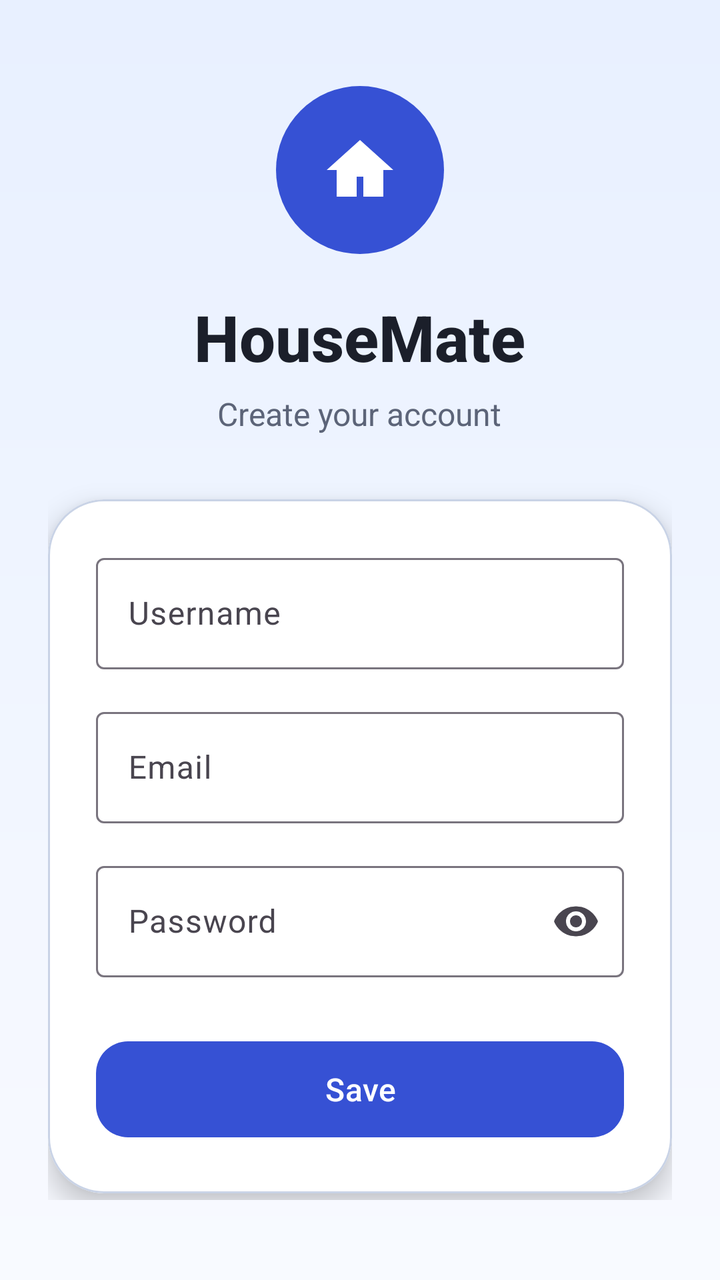
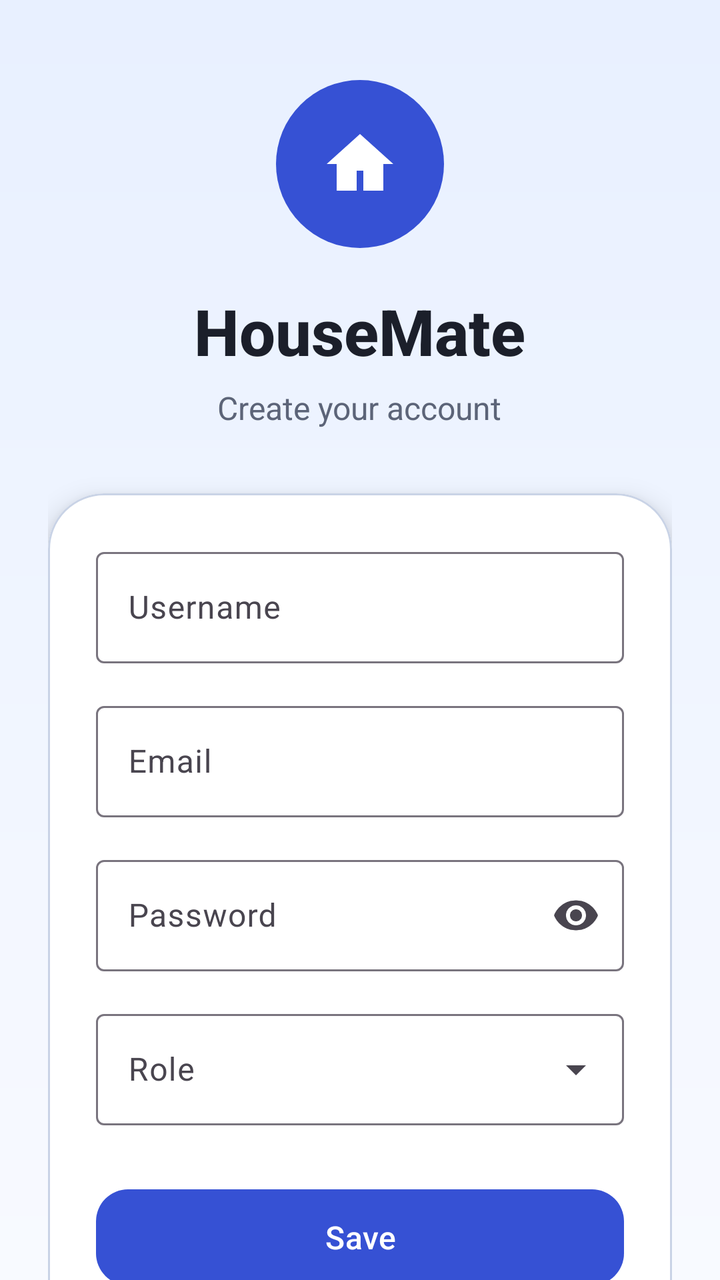

The first picture is an Android layout as it rendered before a commit; the second is the same layout after the commit. The layout source and the unified diff follow.
<!-- AndroidManifest.xml: application theme Theme.HouseMate -->
<!-- res/layout/register_activity.xml -->
<?xml version="1.0" encoding="utf-8"?>
<androidx.core.widget.NestedScrollView xmlns:android="http://schemas.android.com/apk/res/android"
    xmlns:app="http://schemas.android.com/apk/res-auto"
    xmlns:tools="http://schemas.android.com/tools"
    android:id="@+id/main"
    android:layout_width="match_parent"
    android:layout_height="match_parent"
    android:background="@drawable/bg_login_gradient"
    android:fillViewport="true"
    android:fitsSystemWindows="true"
    tools:context=".ui.RegisterActivity">

    <LinearLayout
        android:layout_width="match_parent"
        android:layout_height="match_parent"
        android:gravity="center"
        android:orientation="vertical"
        android:paddingHorizontal="24dp"
        android:paddingVertical="40dp">

        
        <ImageView
            android:layout_width="84dp"
            android:layout_height="84dp"
            android:background="@drawable/bg_logo_circle"
            android:contentDescription="@string/app_name"
            android:padding="22dp"
            android:src="@drawable/ic_house" />

        <TextView
            android:layout_width="wrap_content"
            android:layout_height="wrap_content"
            android:layout_marginTop="20dp"
            android:fontFamily="sans-serif-medium"
            android:text="@string/app_name"
            android:textColor="@color/login_text_primary"
            android:textSize="32sp"
            android:textStyle="bold" />

        <TextView
            android:layout_width="wrap_content"
            android:layout_height="wrap_content"
            android:layout_marginTop="6dp"
            android:text="@string/register_tagline"
            android:textColor="@color/login_text_secondary"
            android:textSize="16sp" />

        
        <com.google.android.material.card.MaterialCardView
            android:layout_width="match_parent"
            android:layout_height="wrap_content"
            android:layout_marginTop="32dp"
            app:cardBackgroundColor="@color/login_surface"
            app:cardCornerRadius="28dp"
            app:cardElevation="8dp"
            app:strokeColor="@color/login_stroke"
            app:strokeWidth="1dp">

            <LinearLayout
                android:layout_width="match_parent"
                android:layout_height="wrap_content"
                android:orientation="vertical"
                android:padding="24dp">

                <com.google.android.material.textfield.TextInputLayout
                    android:layout_width="match_parent"
                    android:layout_height="wrap_content"
                    android:hint="@string/username"
                    style="@style/Widget.Material3.TextInputLayout.OutlinedBox">

                    <com.google.android.material.textfield.TextInputEditText
                        android:id="@+id/editTextUsername"
                        android:layout_width="match_parent"
                        android:layout_height="wrap_content"
                        android:autofillHints="username"
                        android:imeOptions="actionNext"
                        android:inputType="textPersonName"
                        android:maxLines="1" />

                </com.google.android.material.textfield.TextInputLayout>

                <com.google.android.material.textfield.TextInputLayout
                    android:layout_width="match_parent"
                    android:layout_height="wrap_content"
                    android:layout_marginTop="16dp"
                    android:hint="@string/email"
                    style="@style/Widget.Material3.TextInputLayout.OutlinedBox">

                    <com.google.android.material.textfield.TextInputEditText
                        android:id="@+id/editTextEmailAddress"
                        android:layout_width="match_parent"
                        android:layout_height="wrap_content"
                        android:autofillHints="emailAddress"
                        android:imeOptions="actionNext"
                        android:inputType="textEmailAddress"
                        android:maxLines="1" />

                </com.google.android.material.textfield.TextInputLayout>

                <com.google.android.material.textfield.TextInputLayout
                    android:layout_width="match_parent"
                    android:layout_height="wrap_content"
                    android:layout_marginTop="16dp"
                    android:hint="@string/password"
                    app:endIconMode="password_toggle"
                    style="@style/Widget.Material3.TextInputLayout.OutlinedBox">

                    <com.google.android.material.textfield.TextInputEditText
                        android:id="@+id/editTextPassword"
                        android:layout_width="match_parent"
                        android:layout_height="wrap_content"
                        android:autofillHints="newPassword"
                        android:imeOptions="actionDone"
                        android:inputType="textPassword"
                        android:maxLines="1" />

                </com.google.android.material.textfield.TextInputLayout>

                <com.google.android.material.button.MaterialButton
                    android:id="@+id/buttonSave"
                    android:layout_width="match_parent"
                    android:layout_height="56dp"
                    android:layout_marginTop="28dp"
                    android:text="@string/save"
                    android:textColor="@color/login_on_primary"
                    android:textSize="16sp"
                    app:backgroundTint="@color/login_primary"
                    app:cornerRadius="16dp"
                    app:elevation="0dp" />

            </LinearLayout>
        </com.google.android.material.card.MaterialCardView>

    </LinearLayout>

</androidx.core.widget.NestedScrollView>
<!-- resources referenced by this layout -->
<resources>
  <color name="login_on_primary">#FFFFFFFF</color>
  <color name="login_primary">#FF3651D4</color>
  <color name="login_stroke">#FFC9D3E6</color>
  <color name="login_surface">#FFFFFFFF</color>
  <color name="login_text_primary">#FF1B1F2A</color>
  <color name="login_text_secondary">#FF5C6478</color>
  <!-- drawable bg_login_gradient (drawable) -->
  <?xml version="1.0" encoding="utf-8"?>
  <shape xmlns:android="http://schemas.android.com/apk/res/android"
      android:shape="rectangle">
      <gradient
          android:angle="270"
          android:endColor="@color/login_bg_end"
          android:startColor="@color/login_bg_start"
          android:type="linear" />
  </shape>
  <!-- drawable bg_logo_circle (drawable) -->
  <?xml version="1.0" encoding="utf-8"?>
  <shape xmlns:android="http://schemas.android.com/apk/res/android"
      android:shape="oval">
      <solid android:color="@color/login_primary" />
  </shape>
  <!-- drawable ic_house (drawable) -->
  <?xml version="1.0" encoding="utf-8"?>
  <vector xmlns:android="http://schemas.android.com/apk/res/android"
      android:width="24dp"
      android:height="24dp"
      android:viewportWidth="24"
      android:viewportHeight="24"
      android:tint="@color/login_on_primary">
      <path
          android:fillColor="@android:color/white"
          android:pathData="M12,3L2,12h3v8h6v-6h2v6h6v-8h3L12,3z" />
  </vector>
  <string name="app_name">HouseMate</string>
  <string name="email">Email</string>
  <string name="password">Password</string>
  <string name="register_tagline">Create your account</string>
  <string name="save">Save</string>
  <string name="username">Username</string>
  <style name="Theme.HouseMate" parent="Base.Theme.HouseMate" />
  <color name="login_bg_end">#FFF8FAFF</color>
  <color name="login_bg_start">#FFE8F0FF</color>
  <style name="Base.Theme.HouseMate" parent="Theme.Material3.DayNight.NoActionBar">
          
          
      </style>
</resources>

<!-- the commit's change to res/layout/register_activity.xml (unified diff, before → after) -->
@@ -116,6 +116,22 @@
 
                 </com.google.android.material.textfield.TextInputLayout>
 
+                <com.google.android.material.textfield.TextInputLayout
+                    android:layout_width="match_parent"
+                    android:layout_height="wrap_content"
+                    android:layout_marginTop="16dp"
+                    android:hint="@string/role_label"
+                    style="@style/Widget.Material3.TextInputLayout.OutlinedBox.ExposedDropdownMenu">
+
+                    <com.google.android.material.textfield.MaterialAutoCompleteTextView
+                        android:id="@+id/autoCompleteRole"
+                        android:layout_width="match_parent"
+                        android:layout_height="wrap_content"
+                        android:inputType="none"
+                        android:maxLines="1" />
+
+                </com.google.android.material.textfield.TextInputLayout>
+
                 <com.google.android.material.button.MaterialButton
                     android:id="@+id/buttonSave"
                     android:layout_width="match_parent"
<!-- resource entries referenced after the edit -->
@@ -38,6 +38,7 @@
   <string name="email">Email</string>
   <string name="password">Password</string>
   <string name="register_tagline">Create your account</string>
+  <string name="role_label">Role</string>
   <string name="save">Save</string>
   <string name="username">Username</string>
   <style name="Theme.HouseMate" parent="Base.Theme.HouseMate" />
